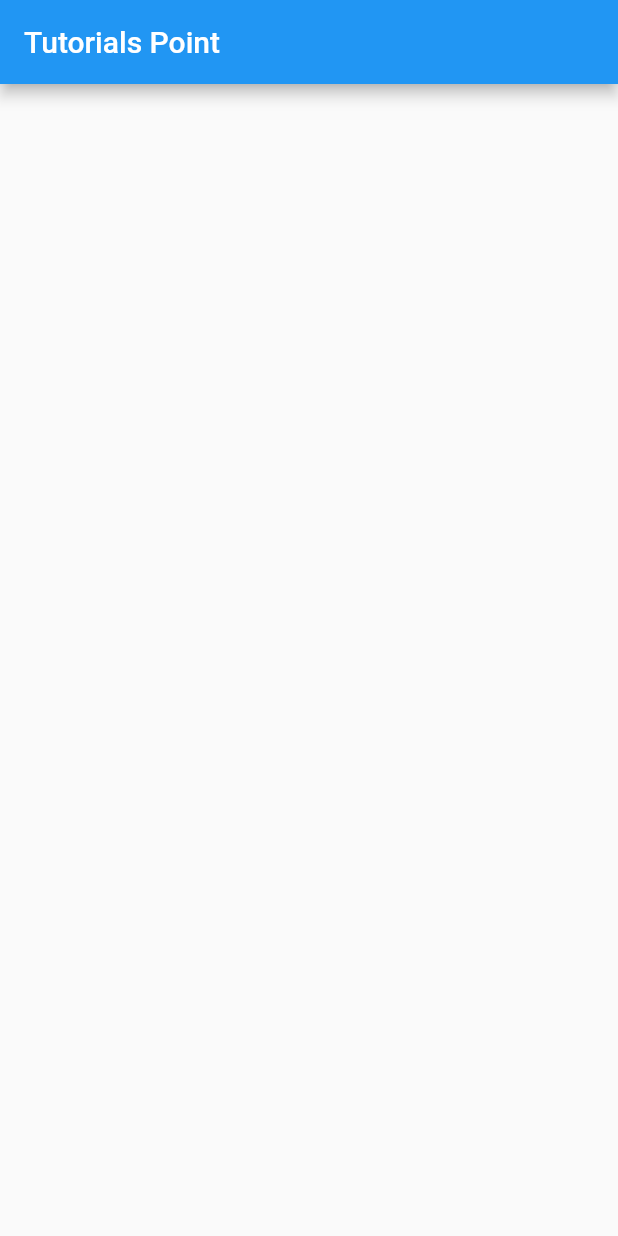
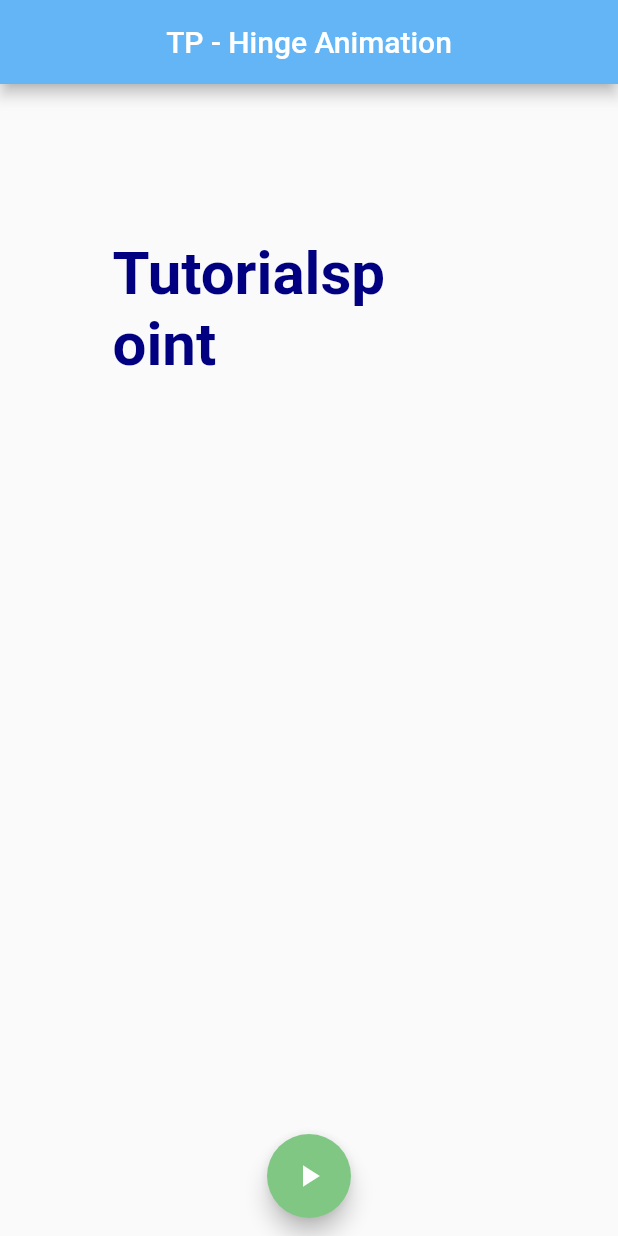
Before and after one commit to azharmarmu/tp_article, a Flutter app: the screen it shows after launch, on a phone screen of 412 x 824 dp. Run offline on Flutter 3.47's test engine with Material 2 defaults, Android fonts, the phone set to English and light mode, and no system bars.

Commit message:
hinge_animation_created

```diff
--- /dev/null
+++ b/lib/hinge_anim.dart
@@ -0,0 +1,97 @@
+import 'package:flutter/material.dart';
+
+class HingeAnimations extends StatefulWidget {
+  const HingeAnimations({Key? key}) : super(key: key);
+
+  @override
+  State<HingeAnimations> createState() => _HingeAnimationsState();
+}
+
+class _HingeAnimationsState extends State<HingeAnimations> with SingleTickerProviderStateMixin {
+  late AnimationController _controller;
+  late Animation<double> _rotationAnimation;
+  late Animation<double> _slideAnimation;
+  late Animation<double> _opacityAnimation;
+
+  @override
+  void initState(){
+    super.initState();
+    _controller = AnimationController(
+      vsync: this,
+      duration: const Duration(milliseconds: 2000),
+    );
+
+    _rotationAnimation = Tween(end: 0.15, begin: 0.0)
+    .animate(
+      CurvedAnimation(parent: _controller, curve: const Interval(
+        0.0,
+        0.5,
+        curve:  Curves.bounceInOut
+      ),),
+    );
+
+    _slideAnimation = Tween(begin: 100.0, end: 600.0).animate(
+      CurvedAnimation(parent: _controller, curve: const Interval(
+        0.5,
+        1.0,
+        curve: Curves.fastOutSlowIn
+      ),),
+    );
+
+    _opacityAnimation = Tween(begin: 1.0, end: 0.0).animate(
+      CurvedAnimation(
+        parent: _controller,
+        curve: const Interval(
+            0.5,
+            1.0,
+            curve: Curves.fastOutSlowIn),
+      ),
+    );
+  }
+  @override
+  void dispose() {
+    super.dispose();
+    _controller.dispose();
+  }
+  @override
+  Widget build(BuildContext context) {
+    return Scaffold(
+      appBar: AppBar(
+        backgroundColor: Colors.blue[300],
+        title: const Text("TP - Hinge Animation"),
+        centerTitle: true,
+      ),
+      body: AnimatedBuilder(
+        animation: _slideAnimation,
+        builder: (ctx, ch) => Container(
+          width: 200,
+          height: 100,
+          padding: const EdgeInsets.all(0),
+          margin: EdgeInsets.only(
+          left: 75,
+          top: _slideAnimation.value,
+        ),
+          child: RotationTransition(
+            turns: _rotationAnimation,
+            child: Center(
+              child: Text('Tutorialspoint', style: TextStyle(
+                  fontSize: 40,
+                  fontWeight: FontWeight.bold,
+                  color: Color.fromRGBO(0, 0, 128, _opacityAnimation.value)
+              ),),
+            ),
+          ),
+        ),
+      ),
+      floatingActionButtonLocation: FloatingActionButtonLocation.miniCenterFloat,
+      floatingActionButton:
+      FloatingActionButton(
+        backgroundColor: Colors.green[300],
+        onPressed: (){
+          _controller.forward();
+        },
+        child: const Icon(Icons.play_arrow),
+      ),
+    );
+  }
+}
--- a/lib/main.dart
+++ b/lib/main.dart
@@ -1,6 +1,7 @@
 import 'package:flutter/material.dart';
 
 import 'home_page.dart';
+import 'package:tp_article/hinge_anim.dart';
 
 void main() {
   runApp(const MyApp());
@@ -17,7 +18,7 @@
       theme: ThemeData(
         primarySwatch: Colors.blue,
       ),
-      home: const HomePage(),
+      home: const HingeAnimations(),
     );
   }
 }
```
Also changed, not shown: pubspec.lock.
